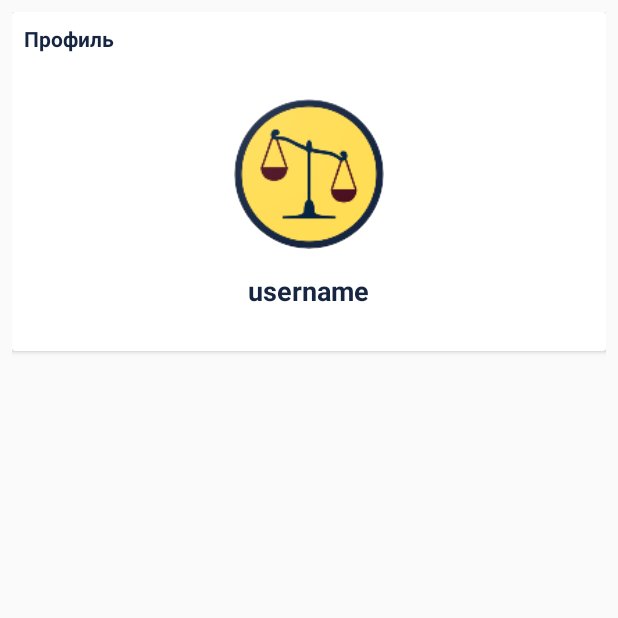
After one commit to bakytzhanov/DictumFactumApp, an Android app: the fragment ProfileFragment shown on its own in the app's theme, on a phone screen of 412 x 824 dp, the top half of it. The commit adds this screen. Run offline under Robolectric (Android 15) with nearby library versions, the phone set to English and light mode, and no system bars; our stand-ins replace CircleImageView, Firebase (no records; nobody signed in at launch, a user with empty details on screens opened directly); 3 statements that could not run were skipped.

Commit message:
display profile

```diff
--- /dev/null
+++ b/app/src/main/java/com/android/jack/dictumfactum/Fragments/ProfileFragment.java
@@ -0,0 +1,73 @@
+package com.android.jack.dictumfactum.Fragments;
+
+import android.content.Context;
+import android.net.Uri;
+import android.os.Bundle;
+import android.support.annotation.NonNull;
+import android.support.v4.app.Fragment;
+import android.view.LayoutInflater;
+import android.view.View;
+import android.view.ViewGroup;
+import android.widget.TextView;
+
+import com.android.jack.dictumfactum.Model.User;
+import com.android.jack.dictumfactum.R;
+import com.bumptech.glide.Glide;
+import com.google.firebase.auth.FirebaseAuth;
+import com.google.firebase.auth.FirebaseUser;
+import com.google.firebase.database.DataSnapshot;
+import com.google.firebase.database.DatabaseError;
+import com.google.firebase.database.DatabaseReference;
+import com.google.firebase.database.FirebaseDatabase;
+import com.google.firebase.database.ValueEventListener;
+
+import de.hdodenhof.circleimageview.CircleImageView;
+
+
+public class ProfileFragment extends Fragment {
+
+    CircleImageView image_profile;
+    TextView username;
+
+    DatabaseReference reference;
+    FirebaseUser fuser;
+
+
+
+    @Override
+    public View onCreateView(LayoutInflater inflater, ViewGroup container,
+                             Bundle savedInstanceState) {
+        View view = inflater.inflate(R.layout.fragment_profile, container, false);
+
+
+        image_profile = view.findViewById(R.id.profile_image);
+        username = view.findViewById(R.id.username);
+
+        fuser = FirebaseAuth.getInstance().getCurrentUser();
+        reference = FirebaseDatabase.getInstance().getReference("Users").child(fuser.getUid());
+
+        reference.addValueEventListener(new ValueEventListener() {
+            @Override
+            public void onDataChange(@NonNull DataSnapshot dataSnapshot) {
+                User user = dataSnapshot.getValue(User.class);
+                username.setText(user.getUsername());
+                if(user.getImageURL().equals("default")){
+                    image_profile.setImageResource(R.mipmap.ic_launcher);
+                }else {
+                    Glide.with(getContext()).load(user.getImageURL()).into(image_profile);
+                }
+            }
+
+            @Override
+            public void onCancelled(@NonNull DatabaseError databaseError) {
+
+            }
+        });
+
+
+
+        return view;
+    }
+
+
+}
--- a/app/src/main/java/com/android/jack/dictumfactum/MainActivity.java
+++ b/app/src/main/java/com/android/jack/dictumfactum/MainActivity.java
@@ -18,6 +18,7 @@ import android.widget.TableLayout;
 import android.widget.TextView;
 
 import com.android.jack.dictumfactum.Fragments.ChatsFragment;
+import com.android.jack.dictumfactum.Fragments.ProfileFragment;
 import com.android.jack.dictumfactum.Fragments.UsersFragment;
 import com.android.jack.dictumfactum.Model.User;
 import com.bumptech.glide.Glide;
@@ -85,6 +86,7 @@ public class MainActivity extends AppCompatActivity {
 
         viewPagerAdapter.addFragment(new ChatsFragment(), "Чаты");
         viewPagerAdapter.addFragment(new UsersFragment(), "Юристы");
+        viewPagerAdapter.addFragment(new ProfileFragment(), "Профиль");
 
         viewPager.setAdapter(viewPagerAdapter);
 
--- /dev/null
+++ b/app/src/main/res/layout/fragment_profile.xml
@@ -0,0 +1,52 @@
+<?xml version="1.0" encoding="utf-8"?>
+<RelativeLayout xmlns:android="http://schemas.android.com/apk/res/android"
+    xmlns:tools="http://schemas.android.com/tools"
+    android:layout_width="match_parent"
+    android:layout_height="match_parent"
+    android:padding="8dp"
+    tools:context=".Fragments.ProfileFragment">
+
+   <android.support.v7.widget.CardView
+       android:layout_width="match_parent"
+       android:layout_height="wrap_content">
+
+        <RelativeLayout
+            android:layout_width="match_parent"
+            android:layout_height="wrap_content"
+            android:padding="8dp">
+
+
+            <TextView
+                android:layout_width="wrap_content"
+                android:layout_height="wrap_content"
+                android:text="Профиль"
+                android:textColor="#162541"
+                android:textStyle="bold"/>
+
+            <de.hdodenhof.circleimageview.CircleImageView
+                android:layout_width="100dp"
+                android:layout_height="100dp"
+                android:id="@+id/profile_image"
+                android:layout_centerHorizontal="true"
+                android:layout_marginTop="50dp"
+                android:src="@mipmap/ic_launcher"/>
+
+
+            <TextView
+                android:layout_width="wrap_content"
+                android:layout_height="wrap_content"
+                android:text="username"
+                android:layout_centerHorizontal="true"
+                android:layout_below="@id/profile_image"
+                android:layout_marginTop="15dp"
+                android:textColor="#162541"
+                android:textStyle="bold"
+                android:id="@+id/username"
+                android:textSize="18sp"
+                android:layout_marginBottom="20dp"/>
+
+        </RelativeLayout>
+
+   </android.support.v7.widget.CardView>
+
+</RelativeLayout>
```
